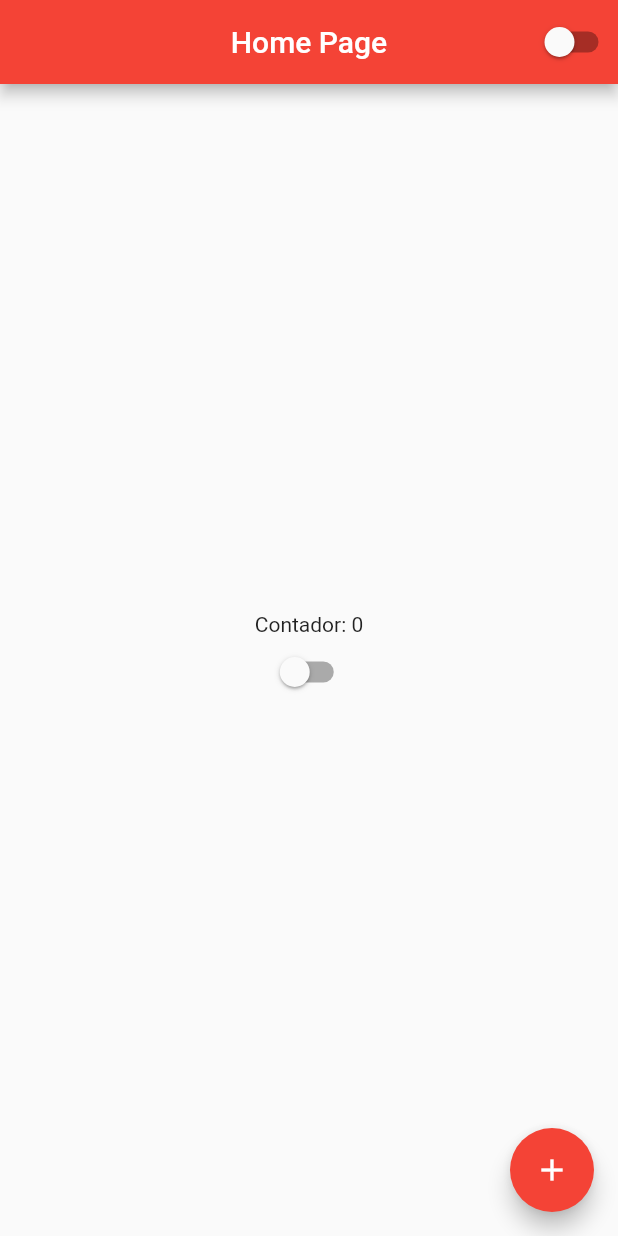
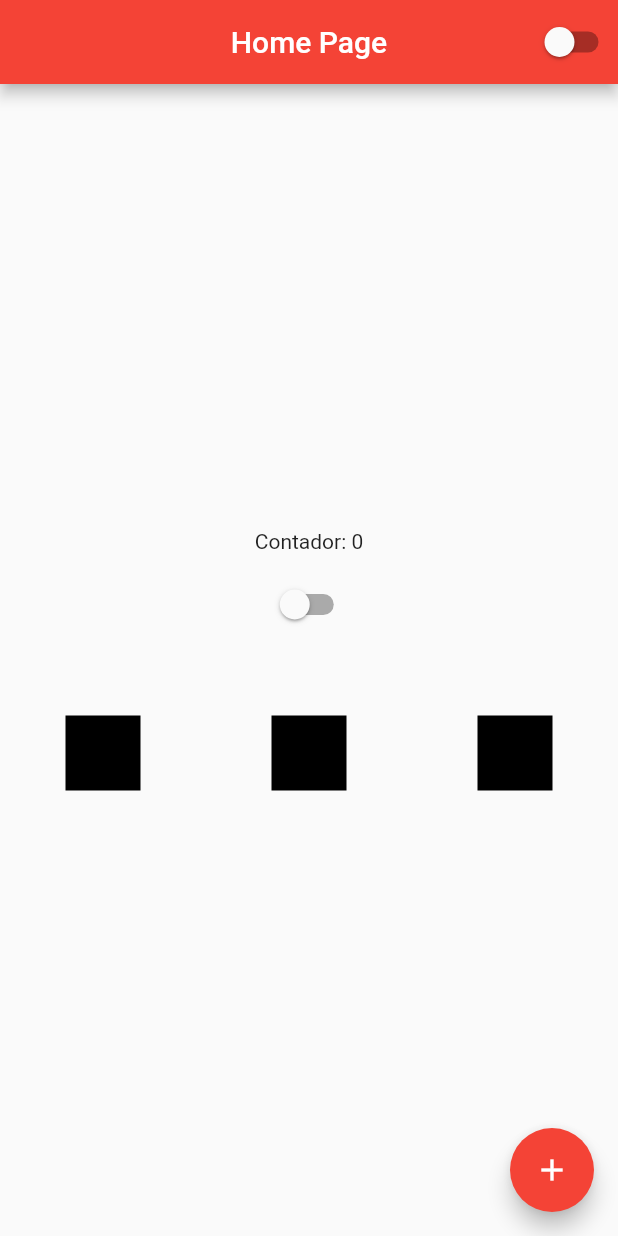
Before and after one commit to Daniels887/flutter_study, a Flutter app: the screen it shows after launch, on a phone screen of 412 x 824 dp. Run offline on Flutter 3.47's test engine with Material 2 defaults, Android fonts, the phone set to English and light mode, and no system bars.

```diff
--- a/lib/home_page.dart
+++ b/lib/home_page.dart
@@ -24,7 +24,34 @@ class HomePageState extends State<HomePage> {
           crossAxisAlignment: CrossAxisAlignment.center,
           children: [
             Text('Contador: $counter'),
-            CustomSwitch()
+            Container(
+              height: 10,
+            ),
+            CustomSwitch(),
+            Container(
+              height: 50,
+            ),
+            Row(
+              mainAxisAlignment: MainAxisAlignment.spaceAround,
+              crossAxisAlignment: CrossAxisAlignment.center,
+              children: [
+                Container(
+                  width: 50,
+                  height: 50,
+                  color: Colors.black,
+                ),
+                Container(
+                  width: 50,
+                  height: 50,
+                  color: Colors.black,
+                ),
+                Container(
+                  width: 50,
+                  height: 50,
+                  color: Colors.black,
+                ),
+              ],
+            )
           ],
         ),
       ),
```
